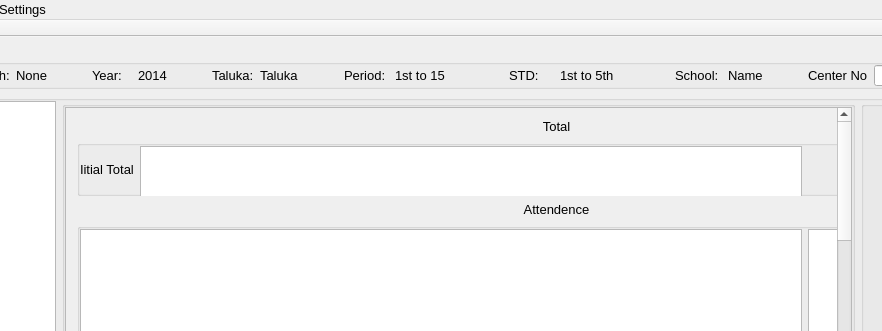
Qt form QuickManager/mainwindow.ui (Vijay13/QuickManager) before a commit; both pictures show x 94 to 976 and y 0 to 331 of the 1100 by 600 pixel window.
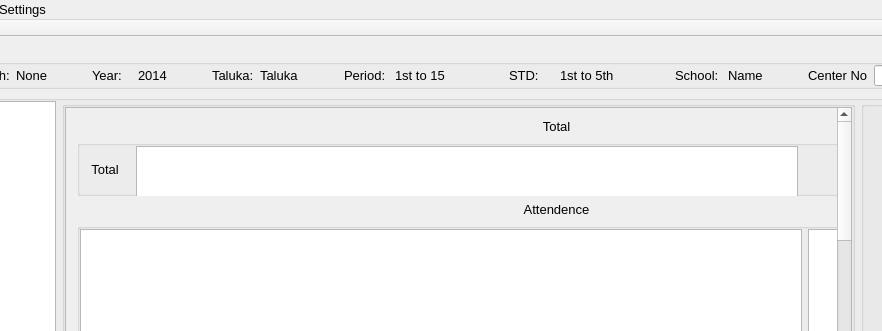
The same form after that commit.

Commit message: Fixed design bug in schoolbillmanager

```diff
--- a/QuickManager/mainwindow.ui
+++ b/QuickManager/mainwindow.ui
@@ -1155,7 +1155,7 @@
                  <property name="geometry">
                   <rect>
                    <x>0</x>
-                   <y>-337</y>
+                   <y>0</y>
                    <width>973</width>
                    <height>1166</height>
                   </rect>
@@ -1203,8 +1203,23 @@
                      </property>
                      <item>
                       <widget class="QLabel" name="labelInitialTotal">
+                       <property name="minimumSize">
+                        <size>
+                         <width>50</width>
+                         <height>0</height>
+                        </size>
+                       </property>
+                       <property name="maximumSize">
+                        <size>
+                         <width>50</width>
+                         <height>16777215</height>
+                        </size>
+                       </property>
                        <property name="text">
-                        <string>Iitial Total</string>
+                        <string>Total</string>
+                       </property>
+                       <property name="alignment">
+                        <set>Qt::AlignCenter</set>
                        </property>
                       </widget>
                      </item>
```
